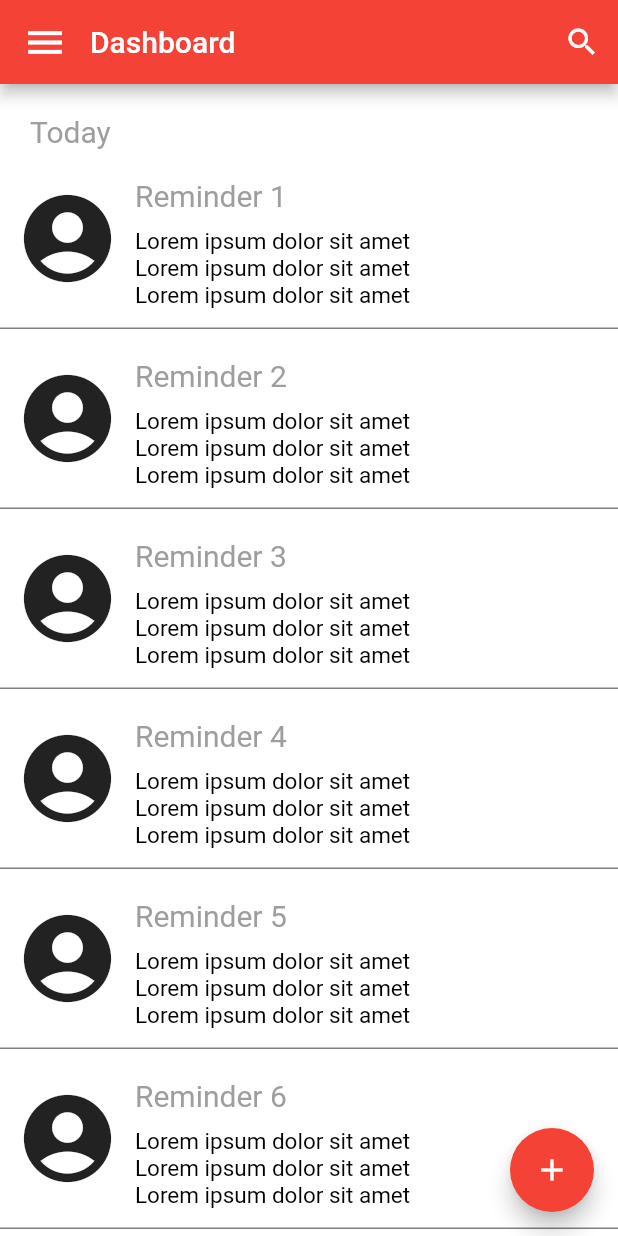
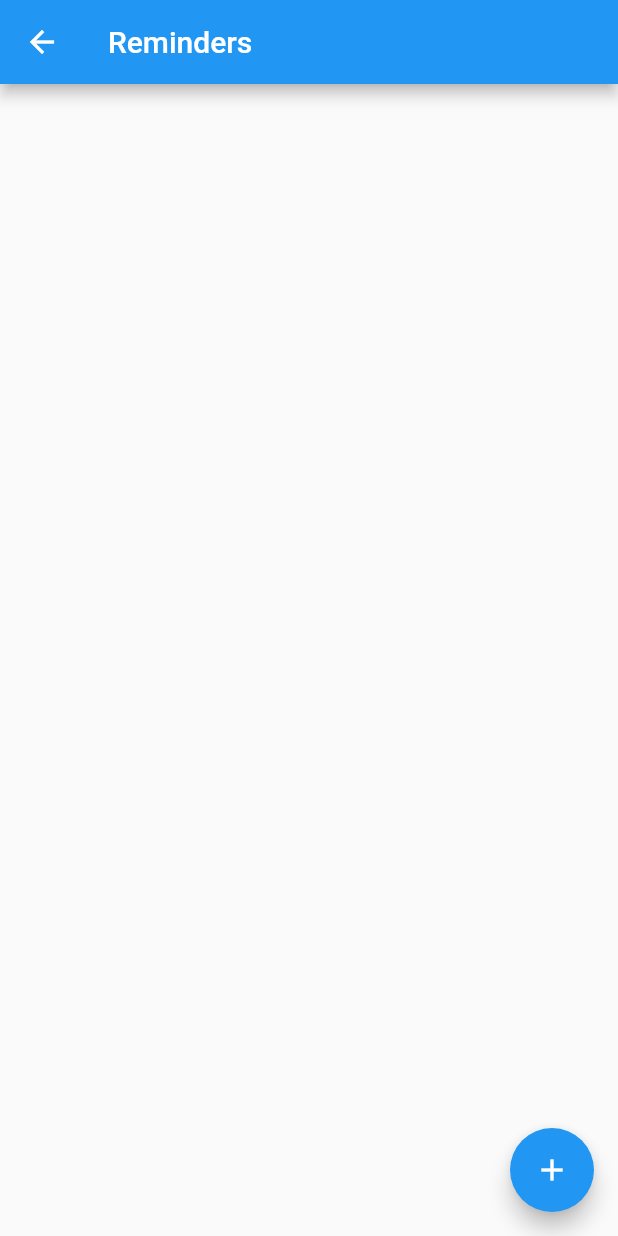
Before and after one commit to Rimaansh/reminders_app, a Flutter app: the LoginScreen screen opened directly, after a tap on "LOGIN", on a phone screen of 412 x 824 dp. Run offline on Flutter 3.47's test engine with Material 2 defaults, Android fonts, the phone set to English and light mode, and no system bars; our stand-ins replace animated_splash_screen, flutter_local_notifications.

Commit message:
Simple Addition and Deletion of Reminders WORKING

```diff
--- a/lib/customwidget.dart
+++ b/lib/customwidget.dart
@@ -1,10 +1,10 @@
 import 'package:flutter/material.dart';
+import 'dart:core';
 
 class customWidget extends StatelessWidget {
-  final String msg =
-      "Lorem ipsum dolor sit amet\nLorem ipsum dolor sit amet\nLorem ipsum dolor sit amet";
-  final String txt;
-  const customWidget(this.txt);
+  final String reminderDesc;
+  final String reminderName;
+  const customWidget(this.reminderName, this.reminderDesc);
   @override
   Widget build(BuildContext context) {
     return Container(
@@ -36,7 +36,7 @@ class customWidget extends StatelessWidget {
                   Container(
                     padding: EdgeInsets.fromLTRB(0, 20, 0, 10),
                     child: Text(
-                      txt,
+                      reminderName,
                       style: TextStyle(
                         fontSize: 20,
                         color: Colors.grey,
@@ -44,7 +44,7 @@ class customWidget extends StatelessWidget {
                     ),
                   ),
                   Expanded(child: Text(
-                    msg,
+                    reminderDesc,
                     softWrap: false,
                     style: TextStyle(
                       fontSize: 15,
@@ -59,3 +59,20 @@ class customWidget extends StatelessWidget {
     );
   }
 }
+
+
+class CustomWidgetList extends StatelessWidget {
+  final List<String> items;
+
+  CustomWidgetList({required this.items});
+
+  @override
+  Widget build(BuildContext context) {
+    return ListView.builder(
+      itemCount: items.length,
+      itemBuilder: (context, index) {
+        return customWidget("Reminder", "afjdlfa");
+      },
+    );
+  }
+}
--- a/lib/homepage.dart
+++ b/lib/homepage.dart
@@ -1,87 +1,60 @@
 import 'package:flutter/material.dart';
 import 'package:flutter/rendering.dart';
-import 'NotificationApi.dart';
+import 'notificationApi.dart';
 import 'splashscreen.dart';
 import 'customwidget.dart';
 
-class HomePage extends StatelessWidget {
-  const HomePage({Key? key}) : super(key: key);
+class ReminderPage extends StatefulWidget {
+  @override
+  _ReminderPageState createState() => _ReminderPageState();
+}
 
-  String get txt =>
-      "Lorem ipsum dolor sit amet, consectetur adipiscing elit, sed do eiusmod tempor incididunt ut labore et dolore magna aliqua.";
+class _ReminderPageState extends State<ReminderPage> {
+  List<String> _reminders = [];
+
   @override
   Widget build(BuildContext context) {
     return Scaffold(
+      appBar: AppBar(
+        title: Text('Reminders'),
+      ),
+      body: ListView.builder(
+        itemCount: _reminders.length,
+        itemBuilder: (context, index) {
+          return ListTile(
+            title: Text(_reminders[index]),
+            trailing: IconButton(
+              icon: Icon(Icons.delete),
+              onPressed: () {
+                setState(() {
+                  _reminders.removeAt(index);
+                });
+              },
+            ),
+          );
+        },
+      ),
       floatingActionButton: FloatingActionButton(
+        child: Icon(Icons.add),
         onPressed: () {
           showDialog(
             context: context,
             builder: (context) {
               return AlertDialog(
-                title: Row(
-                  mainAxisAlignment: MainAxisAlignment.spaceBetween,
-                  children: [
-                    Text("NEW REMINDERS", style: TextStyle(fontSize: 13),),
-                    IconButton(
-                      icon: Icon(Icons.close, size: 18,),
-                      onPressed: () {
+                title: Text('Add Reminder'),
+                content: TextField(
+                  onSubmitted: (value) {
+                    setState(() {
+                      _reminders.add(value);
+                    });
                     Navigator.of(context).pop();
                   },
                 ),
-                  ],
-                ),
-                content: Column(
-                  crossAxisAlignment: CrossAxisAlignment.start,
-                  mainAxisSize: MainAxisSize.min,
-                  children: [
-                    Text("Reminder Name", style: TextStyle(color: Colors.grey, fontSize: 10)),
-                    Padding(padding: EdgeInsets.fromLTRB(0, 3, 0, 0)),
-                    Text("Please Enter Reminder Name", style: TextStyle(color: Colors.black, fontSize: 14)),
-                    Padding(padding: EdgeInsets.fromLTRB(0, 2, 0, 0)),
-                    Divider(color: Colors.black),
-                    Padding(padding: EdgeInsets.fromLTRB(0, 5, 0, 0)),
-                    Text("Reminder Description", style: TextStyle(color: Colors.grey, fontSize: 10)),
-                    Padding(padding: EdgeInsets.fromLTRB(0, 3, 0, 0)),
-                    Text("Please Enter Reminder Description", style: TextStyle(color: Colors.black, fontSize: 14)),
-                    Padding(padding: EdgeInsets.fromLTRB(0, 2, 0, 0)),
-                    Divider(color: Colors.black),
-                    Padding(padding: EdgeInsets.fromLTRB(0, 5, 0, 0)),
-                    RaisedButton(
-                      child: Text("Select Image", style: TextStyle(color: Colors.red)),
-                      onPressed: () {},
-                      color: Colors.white,
-                    ),
-                    Padding(padding: EdgeInsets.fromLTRB(0, 15, 0, 0)),
-                    Row(
-                      mainAxisAlignment: MainAxisAlignment.spaceEvenly,
-                      children: [
-                        RaisedButton(
-                          child: Text("SAVE", style: TextStyle(color: Colors.white)),
-                          onPressed: () {
-                            showDialog(
-                              context: context,
-                              builder: (BuildContext context) {
-                                return AlertDialog(
-                                  title: Text('ALERT'),
-                                  content: Text(
-                                    'Reminder Set Successfully',
-                                    style: TextStyle(fontSize: 14),
-                                  ),
                 actions: <Widget>[
                   FlatButton(
-                                      child: Text(
-                                        'OK',
-                                        style: TextStyle(color: Colors.red),
-                                      ),
+                    child: Text('Add'),
                     onPressed: () {
-                                        Navigator.of(context)
-                                          ..pop()
-                                          ..pop();
-                                        NotificationApi.showNotification(
-                                          title: 'Reminder Added',
-                                          body: 'Congrats! The notification has been added',
-                                          payload: 'notif.abs'
-                                        );
+                      Navigator.of(context).pop();
                     },
                   ),
                 ],
@@ -89,73 +62,6 @@ class HomePage extends StatelessWidget {
             },
           );
         },
-                          color: Colors.red,
-                        ),
-                        RaisedButton(
-                          child: Text("RESET", style: TextStyle(color: Colors.white)),
-                          onPressed: () {
-                            Navigator.of(context).pop();
-                          },
-                          color: Colors.red,
-                        ),
-                      ],
-                    )
-                  ],
-                ),
-              );
-            },
-          );
-        },
-        child: Icon(Icons.add),
-        backgroundColor: Colors.red,
-      ),
-      backgroundColor: Colors.white,
-      appBar: AppBar(
-        leading: Icon(
-          Icons.menu,
-          size: 30,
-        ),
-        titleSpacing: 0,
-        leadingWidth: 60,
-        centerTitle: false,
-        title: Text("Dashboard"),
-        backgroundColor: Colors.red,
-        actions: [
-          IconButton(
-            onPressed: () {},
-            icon: Icon(
-              Icons.search,
-            ),
-          ),
-          Padding(
-            padding: EdgeInsets.fromLTRB(0, 0, 0, 0),
-          )
-        ],
-      ),
-      body: ListView(
-        scrollDirection: Axis.vertical,
-        children: <Widget>[
-          Padding(
-            padding: EdgeInsets.fromLTRB(0, 10, 0, 0),
-          ),
-          Container(
-            padding: EdgeInsets.fromLTRB(20, 10, 0, 0),
-            alignment: Alignment.topLeft,
-            child: Text(
-              "Today",
-              style: TextStyle(
-                color: Colors.grey,
-                fontSize: 20,
-              ),
-            ),
-          ),
-          customWidget('Reminder 1'),
-          customWidget('Reminder 2'),
-          customWidget('Reminder 3'),
-          customWidget('Reminder 4'),
-          customWidget('Reminder 5'),
-          customWidget('Reminder 6'),
-        ],
       ),
     );
   }
--- a/lib/loginPage.dart
+++ b/lib/loginPage.dart
@@ -55,7 +55,7 @@ class LoginScreen extends StatelessWidget {
                   color: Colors.red,
                   padding: EdgeInsets.fromLTRB(20, 0, 20, 0),
                   onPressed: () {
-                    Navigator.push(context, MaterialPageRoute(builder: (context) => HomePage()));
+                    Navigator.push(context, MaterialPageRoute(builder: (context) => ReminderPage()));
                   },
                   child: Text('LOGIN', style: TextStyle(fontSize: 17, color: Colors.white),),
                 ),
--- a/lib/main.dart
+++ b/lib/main.dart
@@ -14,7 +14,7 @@ class MyApp extends StatelessWidget {
   Widget build(BuildContext context) {
     return MaterialApp(
       debugShowCheckedModeBanner: false,
-      home: SplashScreen(),
+      home: ReminderPage(),
     );
   }
 }
```
Also changed, not shown: lib/notificationApi.dart (renamed from lib/NotificationApi.dart). Lines whose indentation alone changed are shown as unchanged.
